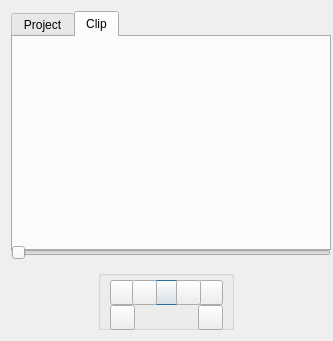
Old version of the form src/gui/ui/PreviewWidget.ui in the repository VLMC/vlmc.
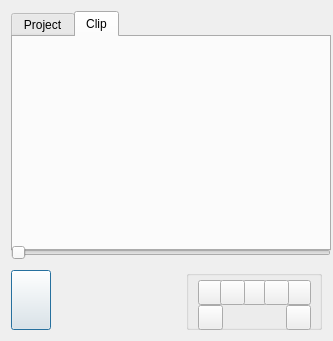
New version of the form. Icons and pictures are not drawn.

Commit message: Added play button on clip preview

Diff of the .ui file:
```diff
--- a/src/gui/ui/PreviewWidget.ui
+++ b/src/gui/ui/PreviewWidget.ui
@@ -91,7 +91,43 @@
    <item row="2" column="0">
     <layout class="QHBoxLayout" name="horizontalLayout">
      <item>
-      <widget class="QGroupBox" name="groupBox">
+      <widget class="QPushButton" name="pushButtonPlay">
+       <property name="sizePolicy">
+        <sizepolicy hsizetype="Minimum" vsizetype="Minimum">
+         <horstretch>0</horstretch>
+         <verstretch>0</verstretch>
+        </sizepolicy>
+       </property>
+       <property name="text">
+        <string/>
+       </property>
+       <property name="icon">
+        <iconset resource="../../../ressources.qrc">
+         <normaloff>:/images/play</normaloff>:/images/play</iconset>
+       </property>
+       <property name="iconSize">
+        <size>
+         <width>32</width>
+         <height>32</height>
+        </size>
+       </property>
+      </widget>
+     </item>
+     <item>
+      <spacer name="horizontalSpacer">
+       <property name="orientation">
+        <enum>Qt::Horizontal</enum>
+       </property>
+       <property name="sizeHint" stdset="0">
+        <size>
+         <width>40</width>
+         <height>20</height>
+        </size>
+       </property>
+      </spacer>
+     </item>
+     <item>
+      <widget class="QGroupBox" name="groupBoxButton">
        <property name="sizePolicy">
         <sizepolicy hsizetype="Fixed" vsizetype="Fixed">
          <horstretch>0</horstretch>
```
Left out of the diff: 6 changed lines with no effect on the pictures. The commit also changes 9 other files.
